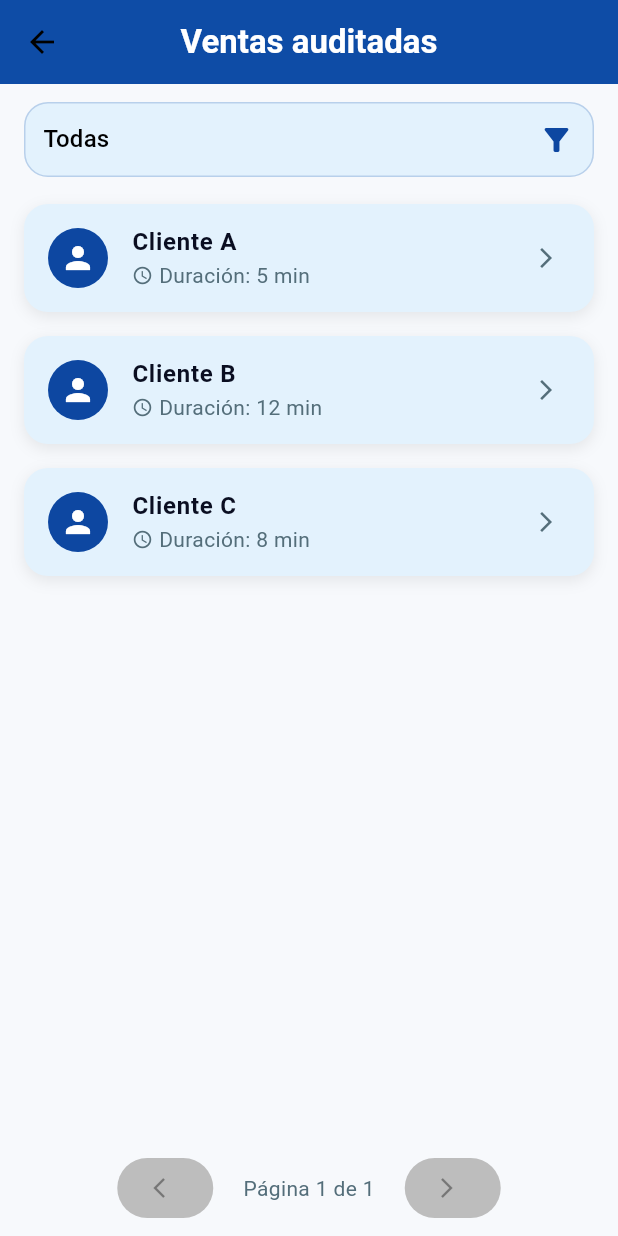
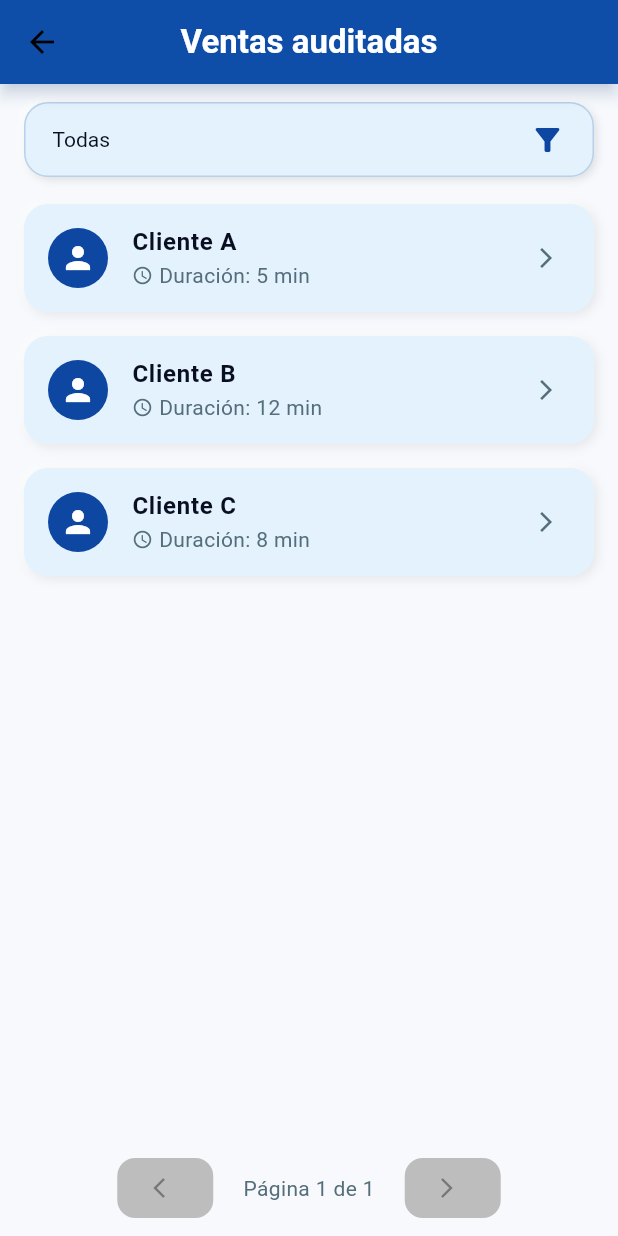
Before and after one commit to Thony2311/AppMovilCallCenter, a Flutter app: the VentasView screen opened directly, on a phone screen of 412 x 824 dp. Run offline on Flutter 3.47's test engine with Material 3 defaults, Android fonts, the phone set to English and light mode, and no system bars; our stand-ins replace fl_chart, flutter_bloc.

Commit message:
Mejorar la estetica del filtro de ventas y el cerrar sesión de opciones

```diff
--- a/lib/constants/app_constants.dart
+++ b/lib/constants/app_constants.dart
@@ -7,9 +7,7 @@ class AppColors {
   static const Color background = Color(0xFFF7F9FC); // Blanco azulado
   static const Color surface = Color(0xFFFFFFFF); // Blanco puro
   static const Color textPrimary = Color(0xFF0A0E21); // Texto principal
-  static const Color textSecondary = Color(
-    0xFF546E7A,
-  ); // Texto secundario gris-azulado
+  static const Color textSecondary = Color(0xFF546E7A,); // Texto secundario gris-azulado
   static const Color inputBackground = Color(0xFFEDF2F7); // Fondo de campos
   static const Color success = Color(0xFF2E7D32); // Verde éxito
   static const Color error = Color(0xFFD32F2F); // Rojo error
--- a/lib/views/backoffice/ventas.dart
+++ b/lib/views/backoffice/ventas.dart
@@ -14,7 +14,7 @@ class VentasView extends StatefulWidget {
 
 class _VentasViewState extends State<VentasView> {
   int _currentPage = 0;
-  final int _itemsPerPage = 10;
+  final int _itemsPerPage = 5;
 
   @override
   Widget build(BuildContext context) {
@@ -32,13 +32,14 @@ class _VentasViewState extends State<VentasView> {
             ),
           ),
           centerTitle: true,
-          elevation: 2,
+          elevation: 4,
+          shadowColor: AppColors.primary.withAlpha(80),
         ),
         body: Column(
           children: [
             const SizedBox(height: 12),
 
-            // Filtro
+            // 🔹 Filtro estilizado con efecto 3D
             Padding(
               padding: const EdgeInsets.symmetric(horizontal: 16.0),
               child: BlocBuilder<VentasBloc, VentasState>(
@@ -51,13 +52,30 @@ class _VentasViewState extends State<VentasView> {
                     decoration: BoxDecoration(
                       color: AppColors.secondary,
                       borderRadius: BorderRadius.circular(AppConfig.borderRadius),
-                      border: Border.all(color: AppColors.primary.withOpacity(0.2)),
+                      border: Border.all(color: AppColors.primary.withAlpha(50)),
+                      boxShadow: [
+                        BoxShadow(
+                          color: Colors.white.withOpacity(0.8),
+                          offset: const Offset(-2, -2),
+                          blurRadius: 3,
+                        ),
+                        BoxShadow(
+                          color: Colors.black.withOpacity(0.1),
+                          offset: const Offset(2, 2),
+                          blurRadius: 4,
+                        ),
+                      ],
                     ),
-                    padding: const EdgeInsets.symmetric(horizontal: 12),
+                    padding: const EdgeInsets.symmetric(horizontal: 18),
                     child: DropdownButtonHideUnderline(
                       child: DropdownButton<String>(
+                        dropdownColor: AppColors.secondary,
+                        borderRadius: BorderRadius.circular(AppConfig.borderRadius),
+                        style: const TextStyle(color: AppColors.textPrimary),
                         value: currentFilter,
                         isExpanded: true,
+                        //isDense: true, // Makes the button itself more compact
+                        //menuMaxHeight: 200, // Limits the menu height to prevent strange positioning
                         icon: const Icon(Icons.filter_alt, color: AppColors.primary),
                         items: const [
                           DropdownMenuItem(value: "Todas", child: Text("Todas")),
@@ -68,7 +86,7 @@ class _VentasViewState extends State<VentasView> {
                         onChanged: (value) {
                           if (value != null) {
                             context.read<VentasBloc>().add(FiltrarVentas(value));
-                            setState(() => _currentPage = 0); // Reset to first page on filter change
+                            setState(() => _currentPage = 0);
                           }
                         },
                       ),
@@ -80,7 +98,7 @@ class _VentasViewState extends State<VentasView> {
 
             const SizedBox(height: 10),
 
-            // Lista ventas
+            // 🔹 Lista de ventas
             Expanded(
               child: BlocBuilder<VentasBloc, VentasState>(
                 builder: (context, state) {
@@ -109,7 +127,7 @@ class _VentasViewState extends State<VentasView> {
                               final venta = visibles[index];
                               return InkWell(
                                 borderRadius: BorderRadius.circular(AppConfig.borderRadius),
-                                splashColor: AppColors.primary.withOpacity(0.1),
+                                splashColor: AppColors.accent.withAlpha(30),
                                 highlightColor: Colors.transparent,
                                 onTap: () {
                                   Navigator.push(
@@ -127,9 +145,14 @@ class _VentasViewState extends State<VentasView> {
                                     borderRadius: BorderRadius.circular(AppConfig.borderRadius),
                                     boxShadow: [
                                       BoxShadow(
+                                        color: Colors.white.withOpacity(0.8),
+                                        offset: const Offset(-2, -2),
+                                        blurRadius: 3,
+                                      ),
+                                      BoxShadow(
                                         color: Colors.black.withOpacity(0.08),
-                                        blurRadius: 8,
-                                        offset: const Offset(0, 3),
+                                        offset: const Offset(2, 2),
+                                        blurRadius: 6,
                                       ),
                                     ],
                                   ),
@@ -138,7 +161,10 @@ class _VentasViewState extends State<VentasView> {
                                       backgroundColor: AppColors.primary,
                                       child: const Icon(Icons.person, color: Colors.white),
                                     ),
-                                    title: Text(venta.cliente, style: AppTextStyles.subtitle),
+                                    title: Text(
+                                      venta.cliente,
+                                      style: AppTextStyles.subtitle,
+                                    ),
                                     subtitle: Row(
                                       children: [
                                         const Icon(Icons.access_time, size: 14, color: AppColors.textSecondary),
@@ -158,6 +184,7 @@ class _VentasViewState extends State<VentasView> {
                           ),
                         ),
 
+                        // 🔹 Paginación
                         Padding(
                           padding: const EdgeInsets.symmetric(vertical: 8),
                           child: Row(
@@ -174,6 +201,10 @@ class _VentasViewState extends State<VentasView> {
                                   disabledBackgroundColor: Colors.grey.shade400,
                                   foregroundColor: Colors.white,
                                   padding: const EdgeInsets.symmetric(horizontal: 8, vertical: 8),
+                                  shape: RoundedRectangleBorder(
+                                    borderRadius: BorderRadius.circular(12),
+                                  ),
+                                  elevation: 3,
                                 ),
                               ),
                               const SizedBox(width: 20),
@@ -193,6 +224,10 @@ class _VentasViewState extends State<VentasView> {
                                   disabledBackgroundColor: Colors.grey.shade400,
                                   foregroundColor: Colors.white,
                                   padding: const EdgeInsets.symmetric(horizontal: 8, vertical: 8),
+                                  shape: RoundedRectangleBorder(
+                                    borderRadius: BorderRadius.circular(12),
+                                  ),
+                                  elevation: 3,
                                 ),
                               ),
                             ],
```
Also changed, not shown: lib/views/backoffice/opciones.dart (+22 -3 lines).
